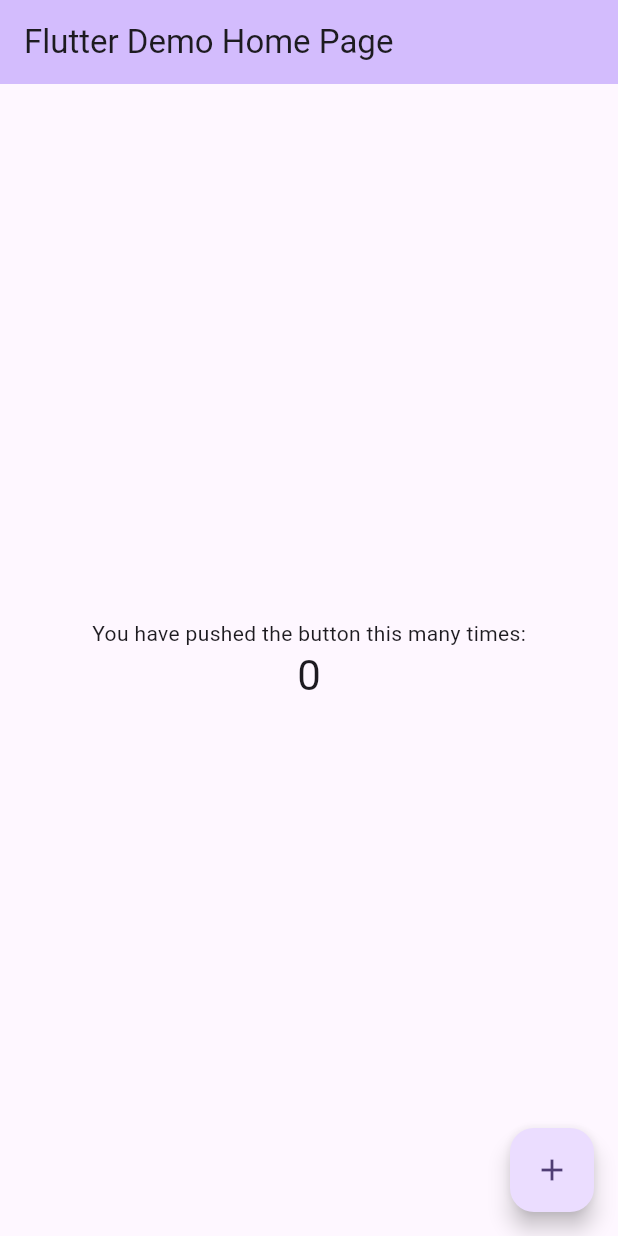
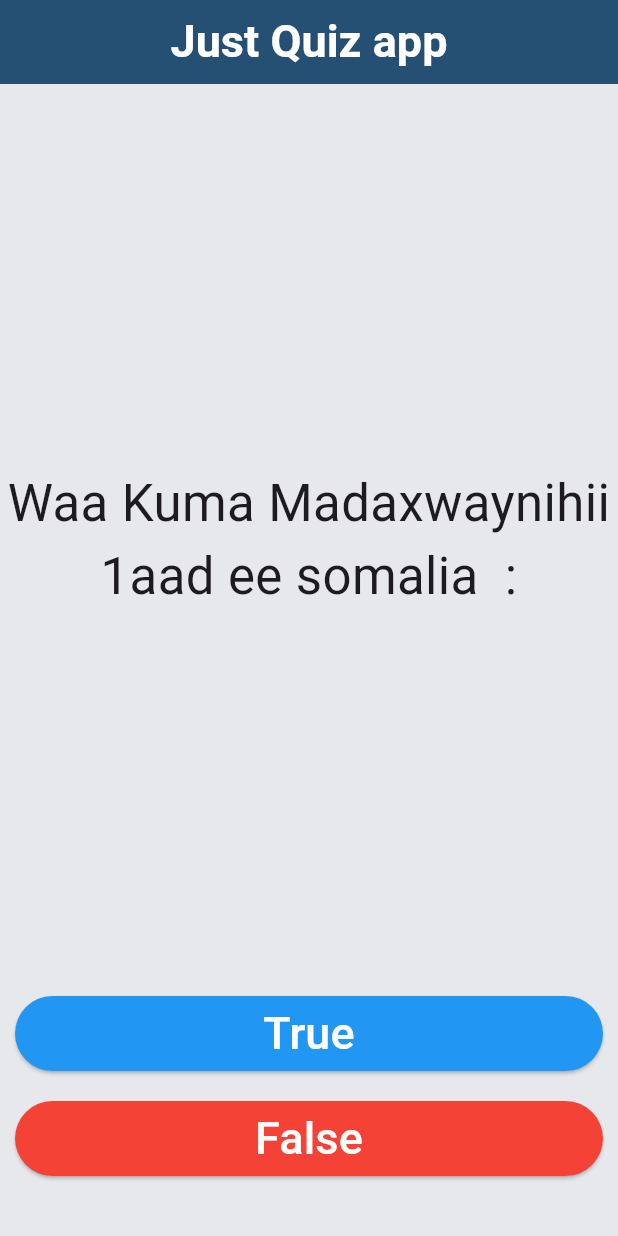
Before and after one commit to ENG-AMIIR-MUSE/Quix-app-flutter, a Flutter app: the screen it shows after launch, on a phone screen of 412 x 824 dp. Run offline on Flutter 3.47's test engine with Material 3 defaults, Android fonts, the phone set to English and light mode, and no system bars.

Commit message:
finsihed the desing part

```diff
--- a/lib/main.dart
+++ b/lib/main.dart
@@ -1,125 +1,94 @@
 import 'package:flutter/material.dart';
 
 void main() {
-  runApp(const MyApp());
+  runApp(MaterialApp(
+    home: Home(),
+  ));
 }
 
-class MyApp extends StatelessWidget {
-  const MyApp({super.key});
+class Home extends StatefulWidget {
+  const Home({super.key});
 
-  // This widget is the root of your application.
+  @override
+  State<Home> createState() => _HomeState();
+}
+
+class _HomeState extends State<Home> {
   @override
   Widget build(BuildContext context) {
-    return MaterialApp(
-      title: 'Flutter Demo',
-      theme: ThemeData(
-        // This is the theme of your application.
-        //
-        // TRY THIS: Try running your application with "flutter run". You'll see
-        // the application has a purple toolbar. Then, without quitting the app,
-        // try changing the seedColor in the colorScheme below to Colors.green
-        // and then invoke "hot reload" (save your changes or press the "hot
-        // reload" button in a Flutter-supported IDE, or press "r" if you used
-        // the command line to start the app).
-        //
-        // Notice that the counter didn't reset back to zero; the application
-        // state is not lost during the reload. To reset the state, use hot
-        // restart instead.
-        //
-        // This works for code too, not just values: Most code changes can be
-        // tested with just a hot reload.
-        colorScheme: ColorScheme.fromSeed(seedColor: Colors.deepPurple),
-        useMaterial3: true,
+    return Scaffold(
+      appBar: AppBar(
+
+        title: Text(
+          'Just Quiz app',
+          style: TextStyle(
+              color: Colors.white, fontSize: 30, fontWeight: FontWeight.bold),
+        ),
+        centerTitle: true,
+        backgroundColor: Color(0xff265073),
       ),
-      home: const MyHomePage(title: 'Flutter Demo Home Page'),
+      backgroundColor: Color.fromARGB(255, 230, 232, 235),
+      body: Column(
+        children: [
+          Expanded(
+            flex: 10,
+              child: Center(
+            child: Text(
+              'Waa Kuma Madaxwaynihii 1aad ee somalia  :',
+              textAlign: TextAlign.center,
+              style: TextStyle(
+                fontSize: 34,
+              ),
+            ),
+          )),
+          Container(
+            margin: EdgeInsets.only(bottom: 20),
+            child: Expanded(
+              flex: 1,
+                child: Row(
+              children: [
+                Expanded(
+                    child: Container(
+                        margin: EdgeInsets.only(left: 10, right: 10),
+                        height: 50,
+                        child: ElevatedButton(
+                            style: ElevatedButton.styleFrom(
+                              primary: Colors.blue,
+                              onPrimary: Colors.white,
+                            ),
+                            onPressed: () {},
+                            child: Text(
+                              'True',
+                              style: TextStyle(fontSize: 30),
+                            )))),
+              ],
+            )),
+          ),
+          Container(
+            margin: EdgeInsets.only(bottom: 40),
+            child: Expanded(
+              flex: 1,
+                child: Row(
+              children: [
+                Expanded(
+                    child: Container(
+                        margin: EdgeInsets.only(left: 10, right: 10),
+                        height: 50,
+                        child: ElevatedButton(
+                            style: ElevatedButton.styleFrom(
+                              primary: Colors.red,
+                              onPrimary: Colors.white,
+                            ),
+                            onPressed: () {},
+                            child: Text(
+                              'False',
+                              style: TextStyle(fontSize: 30),
+                            )))),
+              ],
+            )),
+          ),
+        ],
+      ),
     );
   }
 }
-
-class MyHomePage extends StatefulWidget {
-  const MyHomePage({super.key, required this.title});
-
-  // This widget is the home page of your application. It is stateful, meaning
-  // that it has a State object (defined below) that contains fields that affect
-  // how it looks.
-
-  // This class is the configuration for the state. It holds the values (in this
-  // case the title) provided by the parent (in this case the App widget) and
-  // used by the build method of the State. Fields in a Widget subclass are
-  // always marked "final".
-
-  final String title;
-
-  @override
-  State<MyHomePage> createState() => _MyHomePageState();
-}
-
-class _MyHomePageState extends State<MyHomePage> {
-  int _counter = 0;
-
-  void _incrementCounter() {
-    setState(() {
-      // This call to setState tells the Flutter framework that something has
-      // changed in this State, which causes it to rerun the build method below
-      // so that the display can reflect the updated values. If we changed
-      // _counter without calling setState(), then the build method would not be
-      // called again, and so nothing would appear to happen.
-      _counter++;
-    });
-  }
-
-  @override
-  Widget build(BuildContext context) {
-    // This method is rerun every time setState is called, for instance as done
-    // by the _incrementCounter method above.
-    //
-    // The Flutter framework has been optimized to make rerunning build methods
-    // fast, so that you can just rebuild anything that needs updating rather
-    // than having to individually change instances of widgets.
-    return Scaffold(
-      appBar: AppBar(
-        // TRY THIS: Try changing the color here to a specific color (to
-        // Colors.amber, perhaps?) and trigger a hot reload to see the AppBar
-        // change color while the other colors stay the same.
-        backgroundColor: Theme.of(context).colorScheme.inversePrimary,
-        // Here we take the value from the MyHomePage object that was created by
-        // the App.build method, and use it to set our appbar title.
-        title: Text(widget.title),
-      ),
-      body: Center(
-        // Center is a layout widget. It takes a single child and positions it
-        // in the middle of the parent.
-        child: Column(
-          // Column is also a layout widget. It takes a list of children and
-          // arranges them vertically. By default, it sizes itself to fit its
-          // children horizontally, and tries to be as tall as its parent.
-          //
-          // Column has various properties to control how it sizes itself and
-          // how it positions its children. Here we use mainAxisAlignment to
-          // center the children vertically; the main axis here is the vertical
-          // axis because Columns are vertical (the cross axis would be
-          // horizontal).
-          //
-          // TRY THIS: Invoke "debug painting" (choose the "Toggle Debug Paint"
-          // action in the IDE, or press "p" in the console), to see the
-          // wireframe for each widget.
-          mainAxisAlignment: MainAxisAlignment.center,
-          children: <Widget>[
-            const Text(
-              'You have pushed the button this many times:',
-            ),
-            Text(
-              '$_counter',
-              style: Theme.of(context).textTheme.headlineMedium,
-            ),
-          ],
-        ),
-      ),
-      floatingActionButton: FloatingActionButton(
-        onPressed: _incrementCounter,
-        tooltip: 'Increment',
-        child: const Icon(Icons.add),
-      ), // This trailing comma makes auto-formatting nicer for build methods.
-    );
-  }
-}
```
